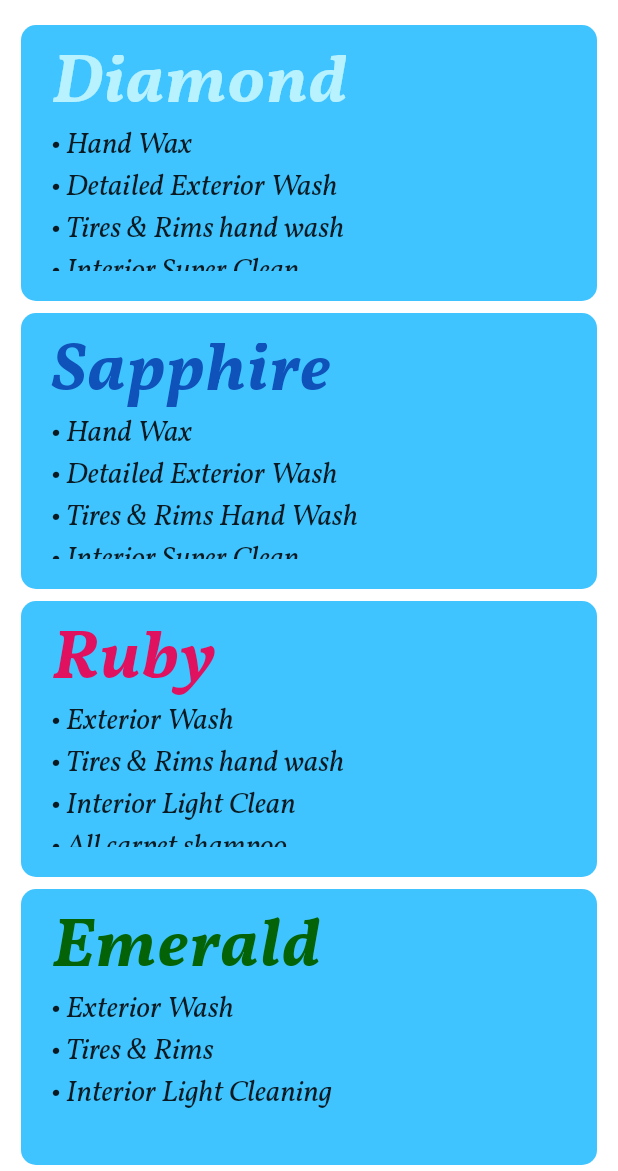
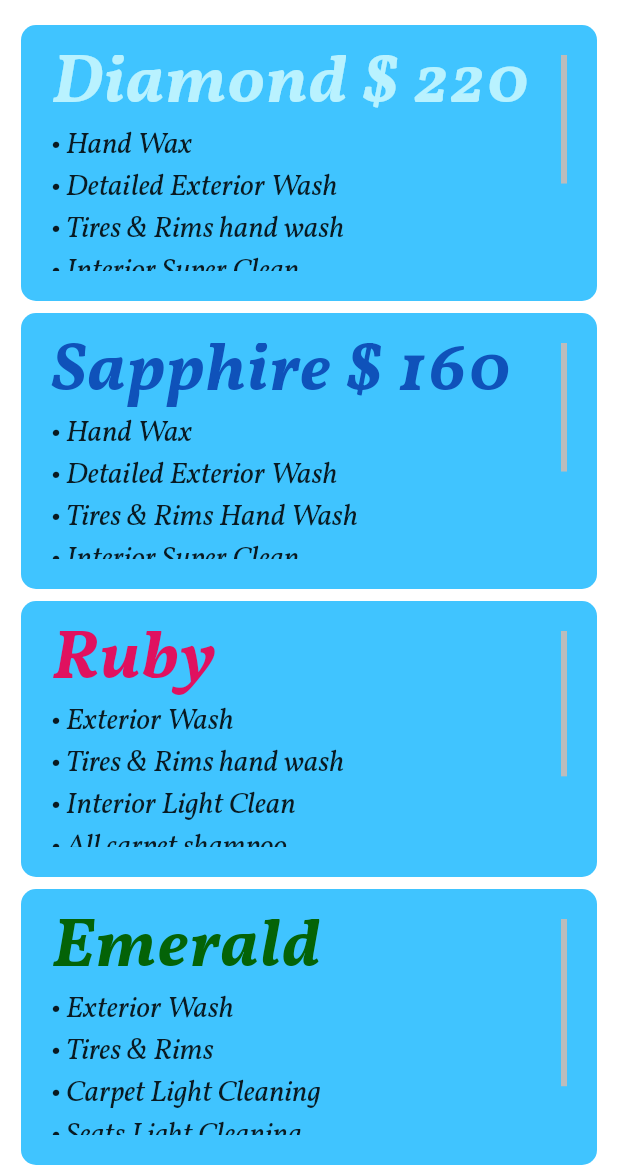
Before and after one commit to MarioCastellanos/ExpressCarCleaningCo, a Flutter app: the ServicesOffered screen opened by its route, on a phone screen of 412 x 824 dp, the part 65-1236 px from its top. Run offline on Flutter 3.47's test engine with Material 2 defaults, Android fonts, the light colour scheme and no system bars; our stand-ins replace animated_text_kit, cloud_firestore, firebase_auth, firebase_core, font_awesome_flutter, table_calendar; accounts and stored records are empty.

Commit message:
Refactored services offered carwash packages extracted widget and created custom class extracted car wash package details to constants file

```diff
--- a/lib/constants.dart
+++ b/lib/constants.dart
@@ -180,7 +180,7 @@
   fontSize: 46,
 );
 
-const TextStyle diamondTextStyle = TextStyle(
+const TextStyle kDiamondTextStyle = TextStyle(
   height: 1,
   fontWeight: FontWeight.w700,
   fontFamily: 'Vollkorn',
@@ -231,6 +231,52 @@
 IconData kSetVisibility(bool isObscured) {
   return isObscured ? Icons.visibility_off : Icons.visibility;
 }
+
+TextStyle kPackageDetailsTS = TextStyle(
+  fontSize: 20,
+  fontFamily: 'Vollkorn',
+);
+
+Text kDiamondPackageDetails = Text(
+  '• Hand Wax \n'
+  '• Detailed Exterior Wash\n'
+  '• Tires & Rims hand wash\n'
+  '• Interior Super Clean \n'
+  '• All carpet shampoo \n'
+  '• Full seats deep cleaning \n'
+  '• Trunk deep cleaning',
+  style: kPackageDetailsTS,
+);
+
+Text kSapphirePackageDetails = Text(
+  '• Hand Wax \n'
+  '• Detailed Exterior Wash \n'
+  '• Tires & Rims Hand Wash \n'
+  '• Interior Super Clean \n'
+  '• All Carpet Shampoo \n'
+  '• Full Seats Deep Cleaning \n'
+  '• Trunk Deep Cleaning',
+  style: kPackageDetailsTS,
+);
+
+Text kRubyPackageDetails = Text(
+  '• Exterior Wash\n'
+  '• Tires & Rims hand wash\n'
+  '• Interior Light Clean \n'
+  '• All carpet shampoo \n'
+  '• Car Seats light cleaning \n'
+  '• Car Seats Vacuum ',
+  style: kPackageDetailsTS,
+);
+
+Text kEmeraldPackageDetails = Text(
+  '• Exterior Wash\n'
+  '• Tires & Rims\n'
+  '• Carpet Light Cleaning\n'
+  '• Seats Light Cleaning\n'
+  '• Interior Light Cleaning',
+  style: kPackageDetailsTS,
+);
 
 List<String> kInteriorOptionsList = ['Leather', 'Alcantara', 'Wood', 'Cloth'];
 
--- a/lib/models/CarListGridViewBuilder.dart
+++ b/lib/models/CarListGridViewBuilder.dart
@@ -22,7 +22,8 @@
       itemBuilder: (BuildContext context, int index) {
         return CarCard(
           onPressed: () {
-            Navigator.pushNamed(context, ScheduleCarWash.id);
+            print('title:  ${carData.carsList[index].make} ');
+            // Navigator.pushNamed(context, ScheduleCarWash.id);
           },
           title: carData.carsList[index].make,
         );
--- /dev/null
+++ b/lib/models/CarWashPackage.dart
@@ -0,0 +1,32 @@
+import 'package:flutter/material.dart';
+
+class CarWashPackage extends StatelessWidget {
+  final ScrollController scrollController;
+  final String packageTitle;
+  final TextStyle packageTitleStyle;
+  final Text packageDetails;
+
+  CarWashPackage(
+      {@required this.scrollController,
+      @required this.packageTitle,
+      @required this.packageTitleStyle,
+      @required this.packageDetails});
+
+  @override
+  Widget build(BuildContext context) {
+    return Scrollbar(
+      isAlwaysShown: true,
+      controller: scrollController,
+      child: ListView(
+        controller: scrollController,
+        children: <Widget>[
+          Text(
+            packageTitle,
+            style: packageTitleStyle,
+          ),
+          packageDetails,
+        ],
+      ),
+    );
+  }
+}
--- a/lib/screens/PopUpScreen.dart
+++ b/lib/screens/PopUpScreen.dart
@@ -12,7 +12,6 @@
 }
 
 class _PopUpCardState extends State<PopUpCard> {
-
   bool splash;
 
   Function continueFunction;
@@ -72,7 +71,7 @@
       backgroundColor: Colors.white,
       appBar: AppBar(
         leading: IconButton(
-          onPressed: (){
+          onPressed: () {
             Navigator.pop(context);
           },
           icon: Icon(
@@ -100,6 +99,9 @@
           children: [
             Expanded(
               child: Container(
+                margin: EdgeInsets.symmetric(
+                  horizontal: 10,
+                ),
                 decoration: BoxDecoration(
                   boxShadow: [
                     BoxShadow(
@@ -124,18 +126,15 @@
                     itemBuilder: (BuildContext context, int index) {
                       return CarInfoCard(
                         info: currList[index],
-                        color: currIndex == index
-                            ? ECCCDarkBlue
-                            : Colors.white,
+                        color: currIndex == index ? ECCCDarkBlue : Colors.white,
                         onTap: () {
                           setState(() {
                             splash = true;
                             currIndex = index;
                           });
                         },
-                        textColor: currIndex == index
-                            ? Colors.white
-                            : Colors.black,
+                        textColor:
+                            currIndex == index ? Colors.white : Colors.black,
                       );
                     },
                   ),
@@ -145,7 +144,11 @@
             SizedBox(
               height: 10,
             ),
-            ContinueButton(
+            Container(
+              margin: EdgeInsets.symmetric(
+                horizontal: 10,
+              ),
+              child: ContinueButton(
                   splashValue: splash,
                   title: currIndex == -1 ? '' : 'CONTINUE',
                   textColor: Colors.white,
@@ -162,7 +165,8 @@
                       }
                     }
                   },
-                cBColor: currIndex == -1 ? Colors.white : ECCCBlueAccent)
+                  cBColor: currIndex == -1 ? Colors.white : ECCCBlueAccent),
+            )
           ],
         ),
       ),
--- a/lib/screens/scheduleCarWash.dart
+++ b/lib/screens/scheduleCarWash.dart
@@ -1,4 +1,5 @@
 import 'package:cta_auto_detail/constants.dart';
+import 'package:cta_auto_detail/models/CarListGridViewBuilder.dart';
 import 'package:cta_auto_detail/models/Car_Data.dart';
 import 'package:cta_auto_detail/models/ReusableCard.dart';
 import 'package:cta_auto_detail/models/RoundedButton.dart';
@@ -12,8 +13,7 @@
 }
 
 class ScheduleCarWash extends StatefulWidget {
-
-  ScheduleCarWash({ this.carData});
+  ScheduleCarWash({this.carData});
   final CarData carData;
   static const String id = 'ScheduleCarWash';
   @override
@@ -21,7 +21,6 @@
 }
 
 class _ScheduleCarWashState extends State<ScheduleCarWash> {
-
   Map<DateTime, List> _holidays;
   Map<DateTime, List> _scheduledWashes;
 
@@ -35,22 +34,20 @@
 
   bool dateSelected;
 
-
   CalendarController _calendarController;
 
-  void incrementContentSwitch(){
-    contentIndex ++;
+  void incrementContentSwitch() {
+    contentIndex++;
   }
 
   @override
-  void initState()  {
+  void initState() {
     super.initState();
     currentTitle = 'Select A Car';
     _calendarController = CalendarController();
     contentIndex = 1;
     dateSelected = false;
     print('Car Data: ${widget.carData.carsList[0].make}');
-
 
     //widget.carData.addCar(make: 'Masserati', model: 'Quatrovole', interior: 'leather');
 
@@ -130,24 +127,12 @@
           return <Widget>[
             // Car List widget
             ReusableCard(
-              childWidget: GridView.builder(
-                gridDelegate: SliverGridDelegateWithFixedCrossAxisCount(
-                  childAspectRatio: 1,
-                  crossAxisCount: 2,
-                  crossAxisSpacing: 10,
-                ),
-                itemCount: 1, //widget.carData.carsList.length,
-                itemBuilder: (BuildContext context, int index) {
-                  return CarCard(
-                    onPressed: () {
-                      print('title: ${widget.carData.carsList[index].make}');
-                      selectedCarIndex = index;
-                    },
-                    title: widget.carData.carsList[index].make,
-                  );
-                },
+              childWidget: CarListGridViewBuilder(
+                carData: widget.carData,
               ),
-              onPressed: null,
+              onPressed: () {
+                print('carSelected');
+              },
               cardColor: ECCCBlueAccent,
             ),
             Row(
@@ -297,7 +282,6 @@
   }
 }
 
-
 // A widget that extracts the necessary arguments from the ModalRoute.
 class ExtractArgumentsScreen extends StatelessWidget {
   static const routeName = '/extractArguments';
@@ -310,9 +294,7 @@
 
     return Scaffold(
       appBar: AppBar(
-        title: Text(
-          'Fart'
-        ),
+        title: Text('Fart'),
       ),
       body: Center(
         child: Text(args.carsList.toString()),
--- a/lib/screens/servicesOffered.dart
+++ b/lib/screens/servicesOffered.dart
@@ -1,10 +1,17 @@
 import 'package:cta_auto_detail/constants.dart';
+import 'package:cta_auto_detail/models/CarWashPackage.dart';
 import 'package:cta_auto_detail/models/ReusableCard.dart';
 import 'package:flutter/material.dart';
 
 class ServicesOffered extends StatelessWidget {
   static const String id = 'Services Offered';
 
+  /// TODO: Make scrollbar visible at all times to make ui more user friendly
+
+  final ScrollController _diamondScrollController = ScrollController();
+  final ScrollController _sapphireScrollController = ScrollController();
+  final ScrollController _rubyScrollController = ScrollController();
+  final ScrollController _emeraldScrollController = ScrollController();
 
   @override
   Widget build(BuildContext context) {
@@ -24,97 +31,41 @@
               ReusableCard(
                 onPressed: () {},
                 cardColor: ECCCBlueAccent,
-                childWidget: ListView(
-                  children: const <Widget>[
-                    Text(
-                      'Diamond',
-                      style: diamondTextStyle,
-                    ),
-                    Text(
-
-                      '• Hand Wax \n'
-                      '• Detailed Exterior Wash\n'
-                      '• Tires & Rims hand wash\n'
-                      '• Interior Super Clean \n'
-                      '• All carpet shampoo \n'
-                      '• Full seats deep cleaning \n'
-                      '• Trunk deep cleaning',
-                      style: TextStyle(
-                        fontSize: 20,
-                        fontFamily: 'Vollkorn',
-                      ),
-                    ),
-                  ],
+                childWidget: CarWashPackage(
+                  scrollController: _diamondScrollController,
+                  packageTitle: 'Diamond \$ 220',
+                  packageTitleStyle: kDiamondTextStyle,
+                  packageDetails: kDiamondPackageDetails,
                 ),
               ),
               ReusableCard(
+                  onPressed: () {},
+                  cardColor: ECCCBlueAccent,
+                  childWidget: CarWashPackage(
+                    scrollController: _sapphireScrollController,
+                    packageTitle: 'Sapphire \$ 160',
+                    packageTitleStyle: sapphireTextStyle,
+                    packageDetails: kSapphirePackageDetails,
+                  )),
+              ReusableCard(
                 onPressed: () {},
                 cardColor: ECCCBlueAccent,
-                childWidget: ListView(
-                  children: const <Widget>[
-                    Text(
-                      'Sapphire',
-                      style: sapphireTextStyle,
-                    ),
-                    Text(
-                      '• Hand Wax \n'
-                      '• Detailed Exterior Wash \n'
-                      '• Tires & Rims Hand Wash \n'
-                      '• Interior Super Clean \n'
-                      '• All Carpet Shampoo \n'
-                      '• Full Seats Deep Cleaning \n'
-                      '• Trunk Deep Cleaning',
-                      style: TextStyle(
-                        fontSize: 20,
-                        fontFamily: 'Vollkorn',
-                      ),
-                    ),
-                  ],
+                childWidget: CarWashPackage(
+                  scrollController: _rubyScrollController,
+                  packageTitle: 'Ruby',
+                  packageTitleStyle: rubyTextStyle,
+                  packageDetails: kRubyPackageDetails,
                 ),
               ),
               ReusableCard(
-                onPressed: () {},
-                cardColor: ECCCBlueAccent,
-                childWidget: ListView(
-                  children: const <Widget>[
-                    Text(
-                      'Ruby',
-                      style: rubyTextStyle,
-                    ),
-                    Text(
-                      '• Exterior Wash\n'
-                      '• Tires & Rims hand wash\n'
-                      '• Interior Light Clean \n'
-                      '• All carpet shampoo \n',
-                      style: TextStyle(
-                        fontSize: 20,
-                        fontFamily: 'Vollkorn',
-                      ),
-                    ),
-                  ],
-                ),
-              ),
-              ReusableCard(
-                onPressed: () {},
-                cardColor: ECCCBlueAccent,
-                childWidget: ListView(
-                  children: const <Widget>[
-                    Text(
-                      'Emerald',
-                      style: emeraldTextStyle,
-                    ),
-                    Text(
-                      '• Exterior Wash\n'
-                      '• Tires & Rims\n'
-                      '• Interior Light Cleaning',
-                      style: TextStyle(
-                        fontSize: 20,
-                        fontFamily: 'Vollkorn',
-                      ),
-                    ),
-                  ],
-                ),
-              ),
+                  onPressed: () {},
+                  cardColor: ECCCBlueAccent,
+                  childWidget: CarWashPackage(
+                    scrollController: _emeraldScrollController,
+                    packageTitle: 'Emerald',
+                    packageTitleStyle: emeraldTextStyle,
+                    packageDetails: kEmeraldPackageDetails,
+                  )),
             ],
           ),
         ),
```
Lines whose indentation alone changed are shown as unchanged.
